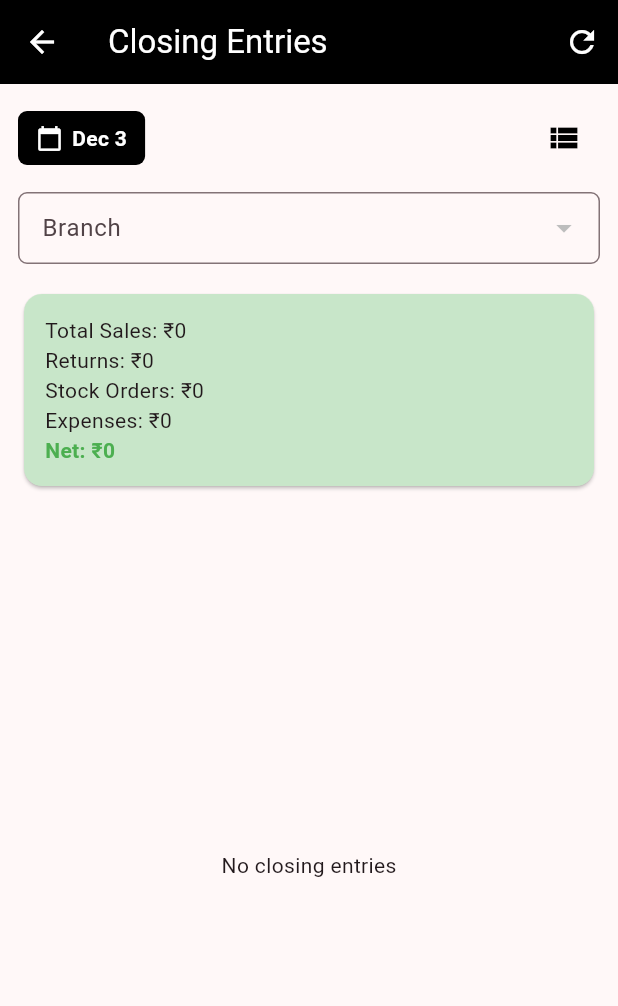
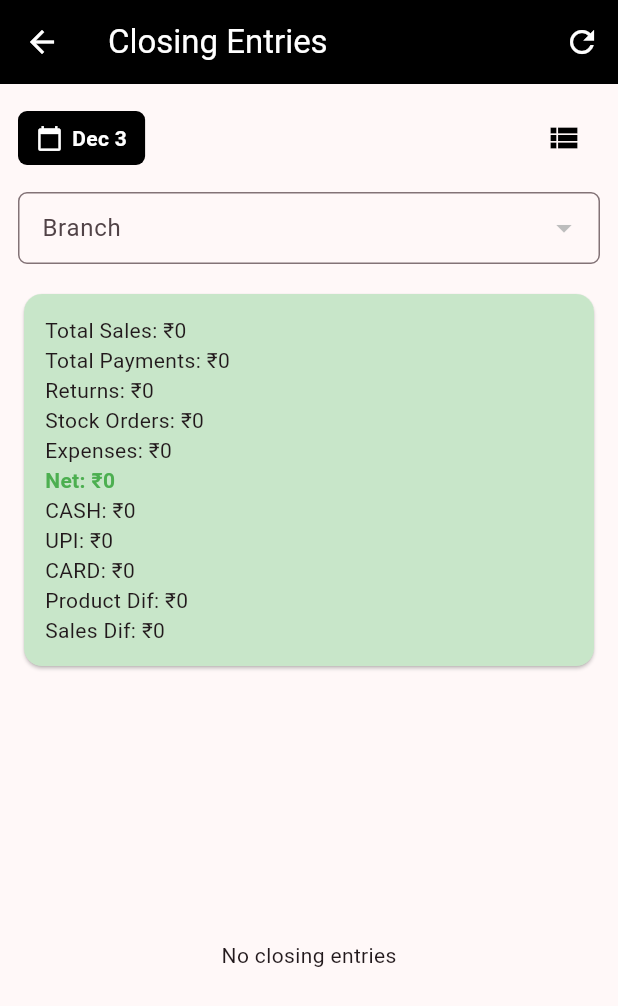
Before and after one commit to SeyalTeam/blackforest-admin, a Flutter app: the ClosingEntryReportPage screen opened directly, after a tap on the "refresh" icon, on a phone screen of 412 x 824 dp. Shown: the top 1006 px of the screen. Run offline on Flutter 3.47's test engine with Material 3 defaults, Android fonts, the phone set to English and light mode, and no system bars; our stand-ins replace flutter_secure_storage, shared_preferences; accounts and stored records are empty; network calls fail.

Commit message:
closing entry phase 1 updated with all data in summary

```diff
--- a/lib/closingentry_report.dart
+++ b/lib/closingentry_report.dart
@@ -35,6 +35,12 @@ class _ClosingEntryReportPageState extends State<ClosingEntryReportPage> {
   double totalNet = 0;
   double totalReturns = 0;
   double totalStockOrders = 0;
+  double totalCash = 0;
+  double totalUpi = 0;
+  double totalCard = 0;
+  double totalPayments = 0;
+  double totalProductDif = 0;
+  double totalSalesDif = 0;
   bool _combinedView = true;
   bool _branchFilterEnabled = true;
 
@@ -118,13 +124,17 @@ class _ClosingEntryReportPageState extends State<ClosingEntryReportPage> {
           headers: {"Authorization": "Bearer $token"});
       final data = jsonDecode(res.body);
       final docs = data["docs"] ?? [];
-      double tSales = 0, tExp = 0, tNet = 0, tReturn = 0, tStock = 0;
+      double tSales = 0, tExp = 0, tNet = 0, tReturn = 0, tStock = 0, tCash = 0, tUpi = 0, tCard = 0, tPayments = 0;
       for (var d in docs) {
         tSales += (d["totalSales"] ?? 0).toDouble();
         tExp += (d["expenses"] ?? 0).toDouble();
         tNet += (d["net"] ?? 0).toDouble();
         tReturn += (d["returnTotal"] ?? 0).toDouble();
         tStock += (d["stockOrders"] ?? 0).toDouble();
+        tPayments += (d["totalPayments"] ?? 0).toDouble();
+        tCash += (d["cash"] ?? 0).toDouble();
+        tUpi += (d["upi"] ?? 0).toDouble();
+        tCard += (d["creditCard"] ?? 0).toDouble();
       }
       setState(() {
         entries = docs.cast<Map<String, dynamic>>();
@@ -135,6 +145,12 @@ class _ClosingEntryReportPageState extends State<ClosingEntryReportPage> {
         totalNet = tNet;
         totalReturns = tReturn;
         totalStockOrders = tStock;
+        totalCash = tCash;
+        totalUpi = tUpi;
+        totalCard = tCard;
+        totalPayments = tPayments;
+        totalProductDif = totalStockOrders - totalReturns;
+        totalSalesDif = totalExpenses + totalPayments - totalSales;
       });
     } catch (e) {
       debugPrint("Fetch error: $e");
@@ -554,6 +570,8 @@ class _ClosingEntryReportPageState extends State<ClosingEntryReportPage> {
                           Text(
                               "Total Sales: ₹${_formatAmount(totalSales)}"),
                           Text(
+                              "Total Payments: ₹${_formatAmount(totalPayments)}"),
+                          Text(
                               "Returns: ₹${_formatAmount(totalReturns)}"),
                           Text(
                               "Stock Orders: ₹${_formatAmount(totalStockOrders)}"),
@@ -564,6 +582,20 @@ class _ClosingEntryReportPageState extends State<ClosingEntryReportPage> {
                               style: const TextStyle(
                                   fontWeight: FontWeight.bold,
                                   color: Colors.green)),
+                          Text(
+                              "CASH: ₹${_formatAmount(totalCash)}"),
+                          Text(
+                              "UPI: ₹${_formatAmount(totalUpi)}"),
+                          Text(
+                              "CARD: ₹${_formatAmount(totalCard)}"),
+                          Text(
+                            "Product Dif: ₹${_formatAmount(totalProductDif)}",
+                            style: totalProductDif < 0 ? const TextStyle(color: Colors.red) : null,
+                          ),
+                          Text(
+                            "Sales Dif: ₹${_formatAmount(totalSalesDif)}",
+                            style: totalSalesDif < 0 ? const TextStyle(color: Colors.red) : null,
+                          ),
                         ],
                       ),
                     )
```
